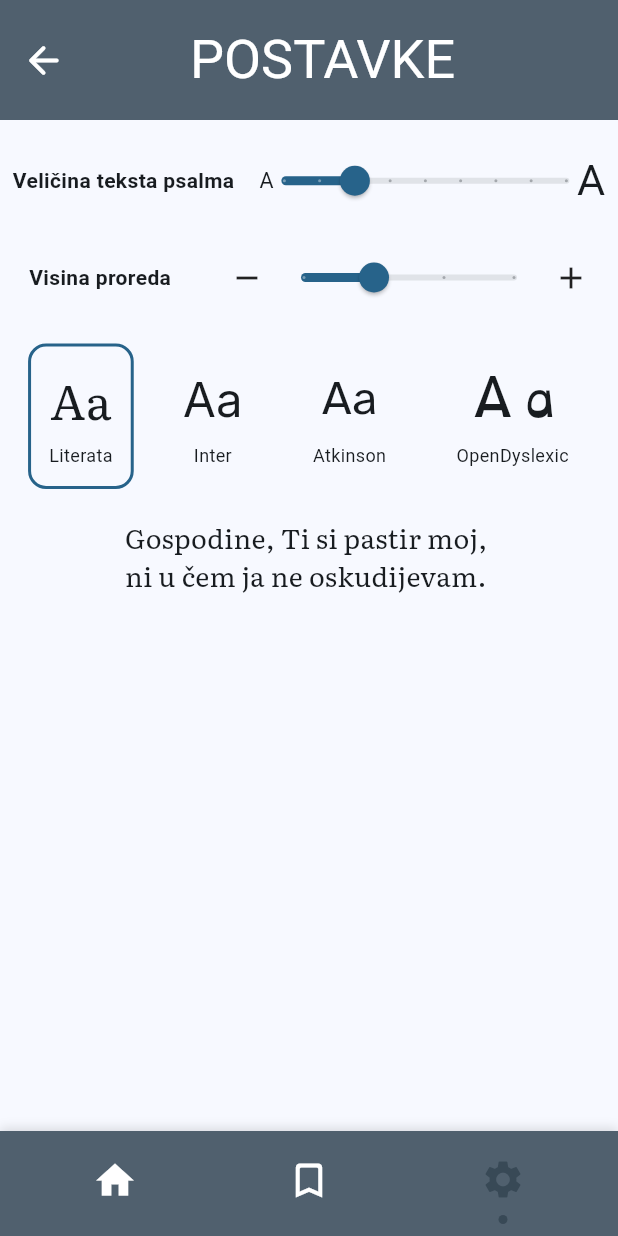
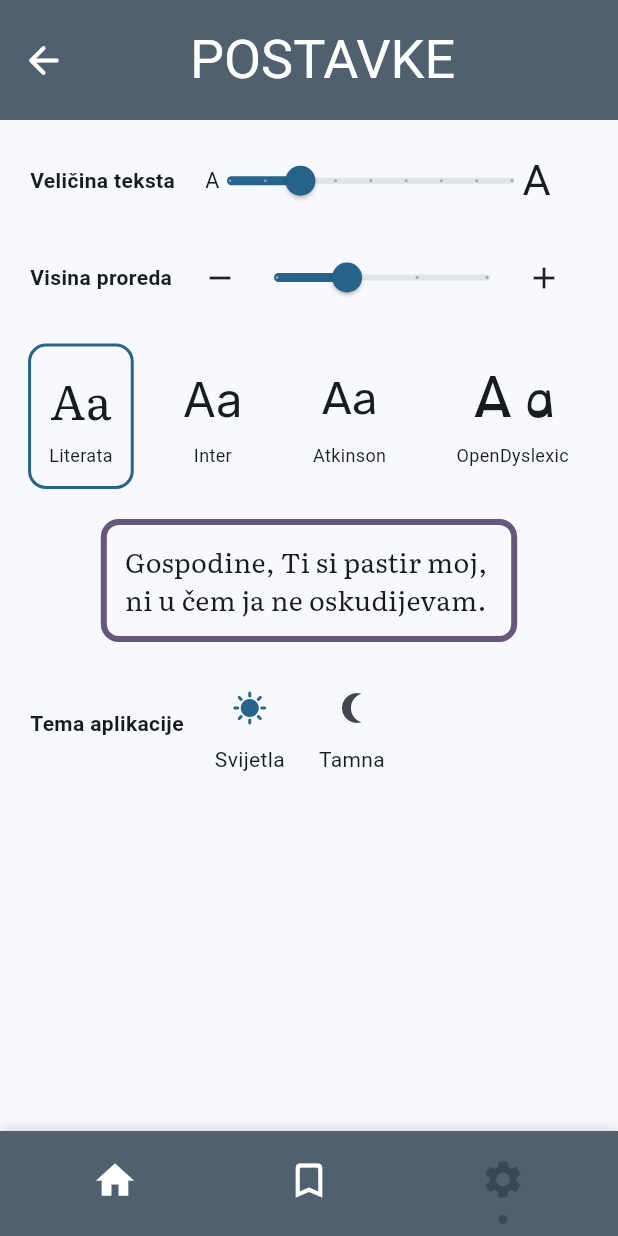
Before and after one commit to Dorole/psaltir, a Flutter app: the screen it shows after launch, item 3 of the bottom bar chosen, on a phone screen of 412 x 824 dp. Run offline on Flutter 3.47's test engine with Material 3 defaults, Android fonts, the light colour scheme and no system bars; our stand-ins replace shared_preferences.

Commit message:
App theme (light/dark)

```diff
--- a/lib/main.dart
+++ b/lib/main.dart
@@ -6,6 +6,8 @@ import 'package:psaltir/providers/accessibility_provider.dart';
 import 'package:psaltir/providers/bookmarks_provider.dart';
 import 'package:psaltir/providers/navigation_provider.dart';
 import 'package:psaltir/providers/reading_provider.dart';
+import 'package:psaltir/providers/theme_provider.dart';
+import 'package:psaltir/theme/app_theme.dart';
 
 void main() async {
   WidgetsFlutterBinding.ensureInitialized();
@@ -19,6 +21,7 @@ void main() async {
   runApp(
     MultiProvider(
       providers: [
+        ChangeNotifierProvider(create: (_) => ThemeProvider()),
         Provider<PsalmLoader>.value(value: psalmLoader),
         ChangeNotifierProvider(
           create: (context) => ReadingProvider(psalmLoader),
@@ -37,15 +40,14 @@ class MyApp extends StatelessWidget {
 
   @override
   Widget build(BuildContext context) {
+    final themeProvider = context.watch<ThemeProvider>();
+
     return MaterialApp(
       debugShowCheckedModeBanner: false,
       home: MainPage(),
-      theme: ThemeData(
-        useMaterial3: true,
-        colorScheme: ColorScheme.fromSeed(
-          seedColor: Colors.lightBlue,
-        ), //TEMPORARY THEME
-      ),
+      theme: AppTheme.lightTheme,
+      darkTheme: AppTheme.darkTheme,
+      themeMode: themeProvider.themeMode, //uvedi system theme i pokreni prvo s tim
     );
   }
 }
--- a/lib/pages/settings_page.dart
+++ b/lib/pages/settings_page.dart
@@ -3,6 +3,7 @@ import 'package:provider/provider.dart';
 import 'package:psaltir/models/navigation_models.dart';
 import 'package:psaltir/models/reading_font.dart';
 import 'package:psaltir/providers/accessibility_provider.dart';
+import 'package:psaltir/providers/theme_provider.dart';
 import 'package:psaltir/widgets/font_tile.dart';
 import 'package:psaltir/widgets/top_bar.dart';
 import 'package:psaltir/widgets/top_bar_button.dart';
@@ -21,79 +22,20 @@ class SettingsPage extends StatelessWidget {
 
   @override
   Widget build(BuildContext context) {
-    return Scaffold(
-      body: Column(
-        children: [
+    var children = [
       _buildHeader(),
       const SizedBox(height: 20),
-          Row(
-            mainAxisAlignment: MainAxisAlignment.spaceAround,
-            children: [
-              Text(
-                "Veličina teksta psalma",
-                style: TextStyle(fontWeight: FontWeight.bold),
-              ),
-              Row(
-                children: [
-                  Text(
-                    "A",
-                    style: TextStyle(fontSize: _baseTextSize * _minScale),
-                  ),
-                  Consumer<AccessibilityProvider>(
-                    builder: (_, accessibility, _) {
-                      return Slider(
-                        padding: EdgeInsets.symmetric(horizontal: 5),
-                        value: accessibility.readingTextScale,
-                        min: _minScale,
-                        max: _maxScale,
-                        divisions: 8,
-                        onChanged: accessibility.setReadingTextScale,
-                      );
-                    },
-                  ),
-                  Text(
-                    "A",
-                    style: TextStyle(fontSize: _baseTextSize * _maxScale),
-                  ),
-                ],
-              ),
-            ],
-          ),
+      _buildTextSizeSlider(),
       const SizedBox(height: 20),
-          Row(
-            mainAxisAlignment: MainAxisAlignment.spaceAround,
-            children: [
-              Text(
-                "Visina proreda",
-                style: TextStyle(fontWeight: FontWeight.bold),
-              ),
-              Row(
-                mainAxisAlignment: MainAxisAlignment.spaceEvenly,
-                children: [
-                  Icon(Icons.remove),
-                  Consumer<AccessibilityProvider>(
-                    builder: (_, accessibility, _) {
-                      return Slider(
-                        value: accessibility.lineHeight,
-                        min: _baseLineHeight - _lineHeightStep,
-                        max: _baseLineHeight + 2 * _lineHeightStep,
-                        divisions: 3,
-                        onChanged: accessibility.setLineHeight,
-                      );
-                    },
-                  ),
-                  Icon(Icons.add),
-                ],
-              ),
-            ],
-          ),
+      _buildLineHeightSlider(),
       const SizedBox(height: 20),
       _buildFontSelectionSection(),
       const SizedBox(height: 20),
       _buildDemoSection(),
-        ],
-      ),
-    );
+      const SizedBox(height: 20),
+      _buildThemeSelectionSection(),
+    ];
+    return Scaffold(body: Column(children: children));
   }
 
   Widget _buildHeader() {
@@ -108,16 +50,112 @@ class SettingsPage extends StatelessWidget {
     return TopBarButton(icon: Icons.arrow_back_rounded, onPressed: () {});
   }
 
-  //TODO: Malo uredi.
+  Widget _buildTextSizeSlider() {
+    return Semantics(
+      label: "Veličina teksta psalma",
+      hint: "Podesite veličinu teksta pomicanjem klizača",
+
+      child: Row(
+        mainAxisAlignment: MainAxisAlignment.start,
+        children: [
+          Padding(
+            padding: const EdgeInsets.symmetric(horizontal: 20),
+            child: Text(
+              "Veličina teksta",
+              style: TextStyle(fontWeight: FontWeight.bold),
+            ),
+          ),
+          Row(
+            children: [
+              ExcludeSemantics(
+                child: Text(
+                  "A",
+                  style: TextStyle(fontSize: _baseTextSize * _minScale),
+                ),
+              ),
+              Consumer<AccessibilityProvider>(
+                builder: (_, accessibility, _) {
+                  return Slider(
+                    padding: EdgeInsets.symmetric(horizontal: 5),
+                    value: accessibility.readingTextScale,
+                    min: _minScale,
+                    max: _maxScale,
+                    divisions: 8,
+                    onChanged: accessibility.setReadingTextScale,
+                  );
+                },
+              ),
+              ExcludeSemantics(
+                child: Text(
+                  "A",
+                  style: TextStyle(fontSize: _baseTextSize * _maxScale),
+                ),
+              ),
+            ],
+          ),
+        ],
+      ),
+    );
+  }
+
+  Widget _buildLineHeightSlider() {
+    return Semantics(
+      label: "Visina proreda",
+      hint: "Podesite visinu proreda pomicanjem klizača",
+
+      child: Row(
+        mainAxisAlignment: MainAxisAlignment.start,
+        children: [
+          Padding(
+            padding: const EdgeInsets.symmetric(horizontal: 20),
+            child: Text(
+              "Visina proreda",
+              style: TextStyle(fontWeight: FontWeight.bold),
+            ),
+          ),
+          Row(
+            mainAxisAlignment: MainAxisAlignment.spaceEvenly,
+            children: [
+              ExcludeSemantics(child: Icon(Icons.remove)),
+              Consumer<AccessibilityProvider>(
+                builder: (_, accessibility, _) {
+                  return Slider(
+                    value: accessibility.lineHeight,
+                    min: _baseLineHeight - _lineHeightStep,
+                    max: _baseLineHeight + 2 * _lineHeightStep,
+                    divisions: 3,
+                    onChanged: accessibility.setLineHeight,
+                  );
+                },
+              ),
+              ExcludeSemantics(child: Icon(Icons.add)),
+            ],
+          ),
+        ],
+      ),
+    );
+  }
+
+  //TODO: Malo uredi, uokviri itd.
   Widget _buildDemoSection() {
     return Consumer<AccessibilityProvider>(
       builder: (context, accessibility, _) {
-        return Text(
+        return Container(
+          padding: const EdgeInsets.all(12),
+          decoration: BoxDecoration(
+            borderRadius: BorderRadius.circular(12),
+            border: Border.all(
+              color: Theme.of(context).colorScheme.tertiary,
+              width: 4,
+            ),
+          ),
+          child: Text(
             "Gospodine, Ti si pastir moj, \nni u čem ja ne oskudijevam.",
             style: TextStyle(
               fontFamily: accessibility.readingFont.label,
               fontSize: (_baseTextSize * accessibility.readingTextScale),
               height: accessibility.lineHeight,
+            ),
           ),
         );
       },
@@ -140,4 +178,52 @@ class SettingsPage extends StatelessWidget {
       },
     );
   }
+
+  Widget _buildThemeSelectionSection() {
+    return Row(
+      mainAxisAlignment: MainAxisAlignment.start,
+      children: [
+        Padding(
+          padding: const EdgeInsets.symmetric(horizontal: 20),
+          child: Text(
+            "Tema aplikacije",
+            style: TextStyle(fontWeight: FontWeight.bold),
+          ),
+        ),
+        Consumer<ThemeProvider>(
+          builder: (context, themeProvider, _) {
+            return Row(
+              children: [
+                Column(
+                  children: [
+                    IconButton(
+                      onPressed: themeProvider.setLightTheme,
+                      icon: Icon(Icons.sunny),
+                      isSelected: themeProvider.isLight,
+                      tooltip: "Dodirni dvaput za odabir svijetle teme",
+                    ),
+                    ExcludeSemantics(child: Text("Svijetla")),
+                  ],
+                ),
+                const SizedBox(width: 20),
+                Column(
+                  children: [
+                    IconButton(
+                      onPressed: themeProvider.setDarkTheme,
+                      icon: Icon(Icons.nightlight_round_outlined),
+                      isSelected: themeProvider.isDark,
+                      tooltip: "Dodirni dvaput za odabir tamne teme",
+                    ),
+                    ExcludeSemantics(child: Text("Tamna")),
+                  ],
+                ),
+              ],
+            );
+          },
+        ),
+      ],
+    );
   }
+
+  void foo() {}
+}
--- a/lib/providers/accessibility_provider.dart
+++ b/lib/providers/accessibility_provider.dart
@@ -21,6 +21,7 @@ class AccessibilityProvider extends ChangeNotifier {
   }
 
   void setReadingFont(ReadingFont font) {
+    if (_readingFont == font) return;
     _readingFont = font;
     notifyListeners();
   }
--- /dev/null
+++ b/lib/providers/theme_provider.dart
@@ -0,0 +1,20 @@
+import 'package:flutter/material.dart';
+
+class ThemeProvider extends ChangeNotifier {
+  ThemeMode _themeMode = ThemeMode.light;
+
+  ThemeMode get themeMode => _themeMode;
+
+  bool get isLight => _themeMode == ThemeMode.light;
+  bool get isDark => _themeMode == ThemeMode.dark;
+
+  void setLightTheme() {
+    _themeMode = ThemeMode.light;
+    notifyListeners();
+  }
+
+  void setDarkTheme() {
+    _themeMode = ThemeMode.dark;
+    notifyListeners();
+  }
+}
--- /dev/null
+++ b/lib/theme/app_theme.dart
@@ -0,0 +1,19 @@
+import 'package:flutter/material.dart';
+
+class AppTheme {
+  static final ThemeData lightTheme = ThemeData(
+    useMaterial3: true,
+    colorScheme: ColorScheme.fromSeed(
+      seedColor: Colors.lightBlue,
+      brightness: Brightness.light,
+    ),
+  );
+
+  static final ThemeData darkTheme = ThemeData(
+    useMaterial3: true,
+    colorScheme: ColorScheme.fromSeed(
+      seedColor: Colors.lightBlue,
+      brightness: Brightness.dark,
+    ),
+  );
+}
--- a/lib/widgets/font_tile.dart
+++ b/lib/widgets/font_tile.dart
@@ -15,7 +15,13 @@ class FontTile extends StatelessWidget {
 
   @override
   Widget build(BuildContext context) {
-    return Material(
+    return Semantics(
+      label: "Font ${font.label}",
+      hint: selected ? "Odabran" : "Dodirni dvaput za odabir",
+      button: true,
+      selected: selected,
+
+      child: Material(
         color: Colors.transparent,
         child: InkWell(
           borderRadius: BorderRadius.circular(12),
@@ -33,13 +39,18 @@ class FontTile extends StatelessWidget {
             ),
             child: Column(
               children: [
-              Text(
+                ExcludeSemantics(
+                  child: Text(
                     "Aa",
                     style: TextStyle(fontFamily: font.fontFamily, fontSize: 32),
                   ),
+                ),
                 const SizedBox(height: 6),
-              Text(font.label, style: const TextStyle(fontSize: 12)),
+                ExcludeSemantics(
+                  child: Text(font.label, style: const TextStyle(fontSize: 12)),
+                ),
               ],
+            ),
           ),
         ),
       ),
```
Also changed, not shown: 3 other files. Lines whose indentation alone changed are shown as unchanged.
